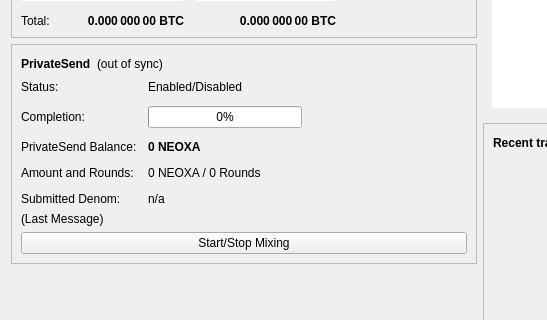
The window that src/qt/forms/overviewpage.ui (SmartMemeCoin/SMARTMEME-source) describes before a commit, drawn with Qt 5; both pictures show x 0 to 547 and y 178 to 498 of the 960 by 585 pixel window.
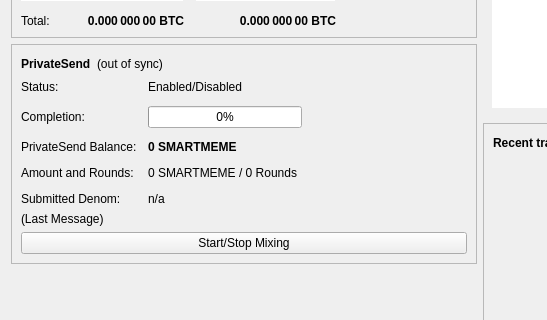
The same window after the commit.

The edit to the form file:
```diff
--- a/src/qt/forms/overviewpage.ui
+++ b/src/qt/forms/overviewpage.ui
@@ -508,7 +508,7 @@
                </font>
               </property>
               <property name="text">
-               <string notr="true">0 NEOXA</string>
+               <string notr="true">0 SMARTMEME</string>
               </property>
              </widget>
             </item>
@@ -522,7 +522,7 @@
             <item row="3" column="1">
              <widget class="QLabel" name="labelAmountRounds">
               <property name="text">
-               <string>0 NEOXA / 0 Rounds</string>
+               <string>0 SMARTMEME / 0 Rounds</string>
               </property>
              </widget>
             </item>
```
